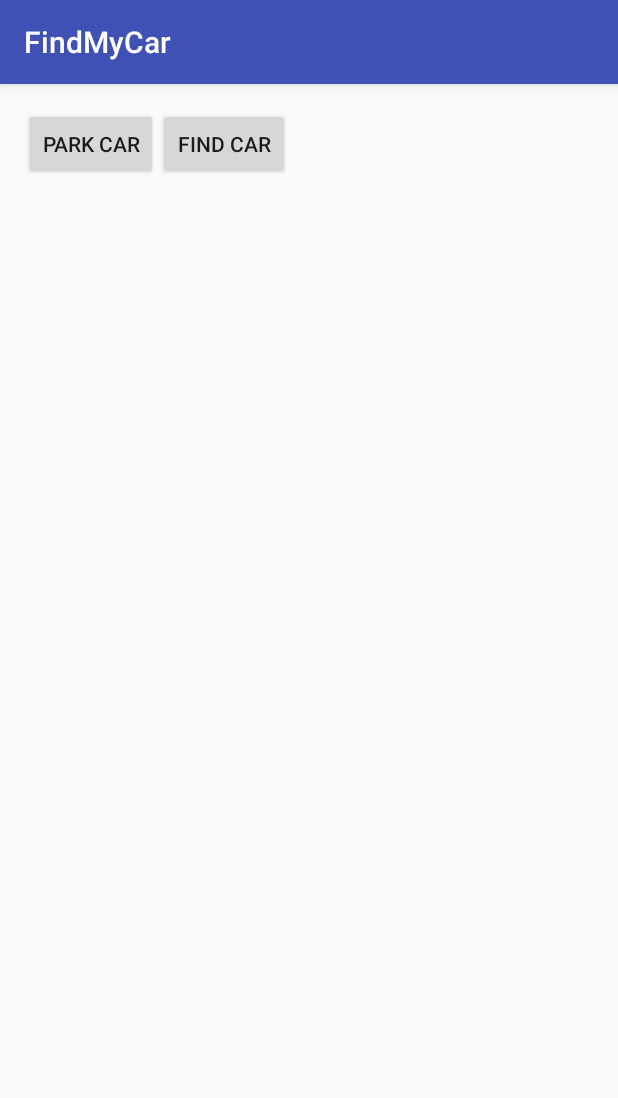
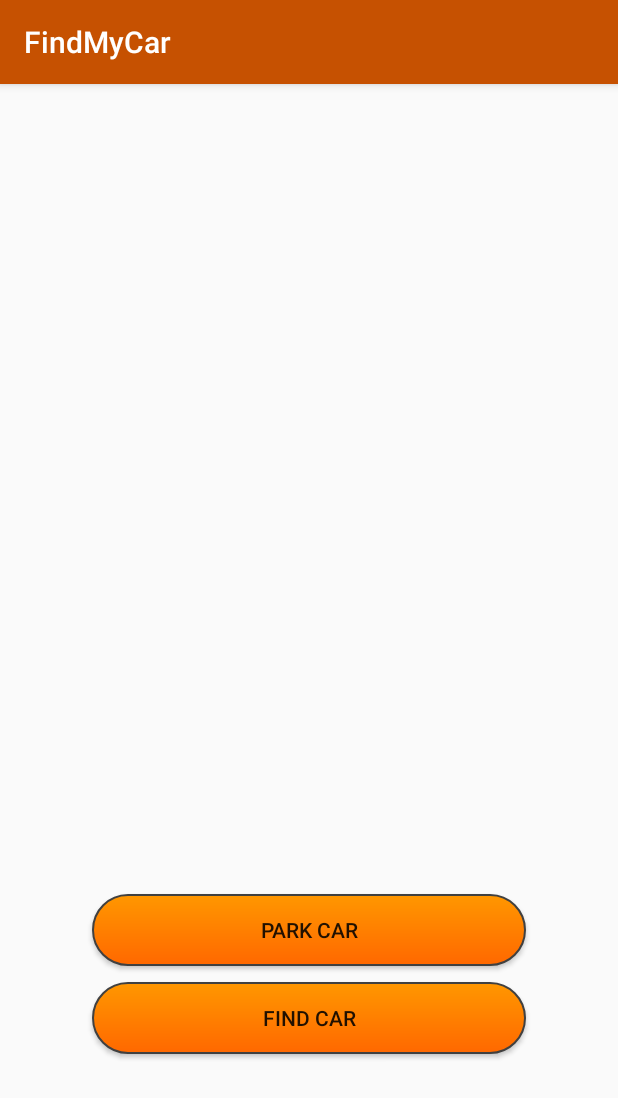
Before and after one commit to apricoder/FindMyCar, an Android app: the screen it shows after launch (MenuActivity), on a phone screen of 412 x 824 dp. Shown: the top 1098 px of the screen. Run offline under Robolectric (Android 15) with nearby library versions, the phone set to English and light mode, and no system bars; 3 statements that could not run were skipped.

Commit message:
Styled everything, animated activity changes

```diff
--- a/app/src/main/java/com/olebokolo/findmycar/activities/MenuActivity.java
+++ b/app/src/main/java/com/olebokolo/findmycar/activities/MenuActivity.java
@@ -41,5 +41,10 @@ public class MenuActivity extends AppCompatActivity {
 
     private void showActivity(Class activityClass) {
         startActivity(new Intent(FindMyCar.getInstance(), activityClass));
+        animateSlideLeft();
+    }
+
+    private void animateSlideLeft() {
+        overridePendingTransition(R.anim.slide_in_from_right_fast, R.anim.slide_out_to_left_fast);
     }
 }
--- /dev/null
+++ b/app/src/main/res/anim/slide_in_from_right_fast.xml
@@ -0,0 +1,8 @@
+<?xml version="1.0" encoding="utf-8"?>
+<set>
+    <translate xmlns:android="http://schemas.android.com/apk/res/android"
+               android:fromXDelta="+100%"
+               android:toXDelta="0"
+               android:interpolator="@android:anim/decelerate_interpolator"
+               android:duration="200"/>
+</set>
--- /dev/null
+++ b/app/src/main/res/anim/slide_out_to_left_fast.xml
@@ -0,0 +1,8 @@
+<?xml version="1.0" encoding="utf-8"?>
+<set>
+    <translate xmlns:android="http://schemas.android.com/apk/res/android"
+               android:fromXDelta="0"
+               android:toXDelta="-100%"
+               android:interpolator="@android:anim/decelerate_interpolator"
+               android:duration="200"/>
+</set>
--- /dev/null
+++ b/app/src/main/res/drawable/rounded_button.xml
@@ -0,0 +1,6 @@
+<?xml version="1.0" encoding="utf-8"?>
+<shape xmlns:android="http://schemas.android.com/apk/res/android" android:shape="rectangle">
+    <stroke android:width="1dp" android:color="#FF404040" />
+    <corners android:radius="300dp" />
+    <gradient android:startColor="#FF6800" android:endColor="#FF9700" android:angle="90" />
+</shape>
--- a/app/src/main/res/layout/activity_find_car.xml
+++ b/app/src/main/res/layout/activity_find_car.xml
@@ -21,6 +21,7 @@
         android:gravity="center">
 
         <Button
+            android:background="@drawable/rounded_button"
             android:id="@+id/unpark_button"
             android:paddingLeft="55dp"
             android:paddingRight="55dp"
--- a/app/src/main/res/layout/activity_menu.xml
+++ b/app/src/main/res/layout/activity_menu.xml
@@ -1,5 +1,5 @@
 <?xml version="1.0" encoding="utf-8"?>
-<LinearLayout xmlns:android="http://schemas.android.com/apk/res/android"
+<RelativeLayout xmlns:android="http://schemas.android.com/apk/res/android"
     xmlns:tools="http://schemas.android.com/tools"
     android:layout_width="match_parent"
     android:layout_height="match_parent"
@@ -9,15 +9,30 @@
     android:paddingTop="@dimen/activity_vertical_margin"
     tools:context=".activities.MenuActivity">
 
+    <LinearLayout
+        android:padding="40dp"
+        android:layout_marginBottom="60dp"
+        android:layout_alignParentBottom="true"
+        android:layout_width="match_parent"
+        android:layout_height="wrap_content"
+        android:orientation="vertical">
+
         <Button
+            android:layout_margin="5dp"
             android:id="@+id/park_car_button"
+            android:background="@drawable/rounded_button"
             android:text="Park Car"
-        android:layout_width="wrap_content"
+            android:layout_width="match_parent"
             android:layout_height="wrap_content" />
 
         <Button
+            android:layout_margin="5dp"
             android:id="@+id/find_car_button"
+            android:background="@drawable/rounded_button"
             android:text="Find Car"
-        android:layout_width="wrap_content"
+            android:layout_width="match_parent"
             android:layout_height="wrap_content" />
+
     </LinearLayout>
+
+</RelativeLayout>
--- a/app/src/main/res/layout/activity_park_car.xml
+++ b/app/src/main/res/layout/activity_park_car.xml
@@ -36,6 +36,7 @@
             android:text="30,12312 : 11,98247" />
 
         <Button
+            android:background="@drawable/rounded_button"
             android:id="@+id/park_here_button"
             android:paddingLeft="55dp"
             android:paddingRight="55dp"
--- a/app/src/main/res/values/colors.xml
+++ b/app/src/main/res/values/colors.xml
@@ -1,6 +1,6 @@
 <?xml version="1.0" encoding="utf-8"?>
 <resources>
-    <color name="colorPrimary">#3F51B5</color>
-    <color name="colorPrimaryDark">#303F9F</color>
+    <color name="colorPrimary">#c65101</color>
+    <color name="colorPrimaryDark">#803400</color>
     <color name="colorAccent">#FF4081</color>
 </resources>
```
Also changed, not shown: app/src/main/java/com/olebokolo/findmycar/activities/maps/FindCarActivity.java (+17 -1 lines), app/src/main/java/com/olebokolo/findmycar/activities/maps/ParkCarActivity.java (+16 -0 lines), app/src/main/res/anim/slide_in_from_left_fast.xml (added, +8 -0 lines), app/src/main/res/anim/slide_out_to_right_fast.xml (added, +8 -0 lines). Lines whose indentation alone changed are shown as unchanged.
